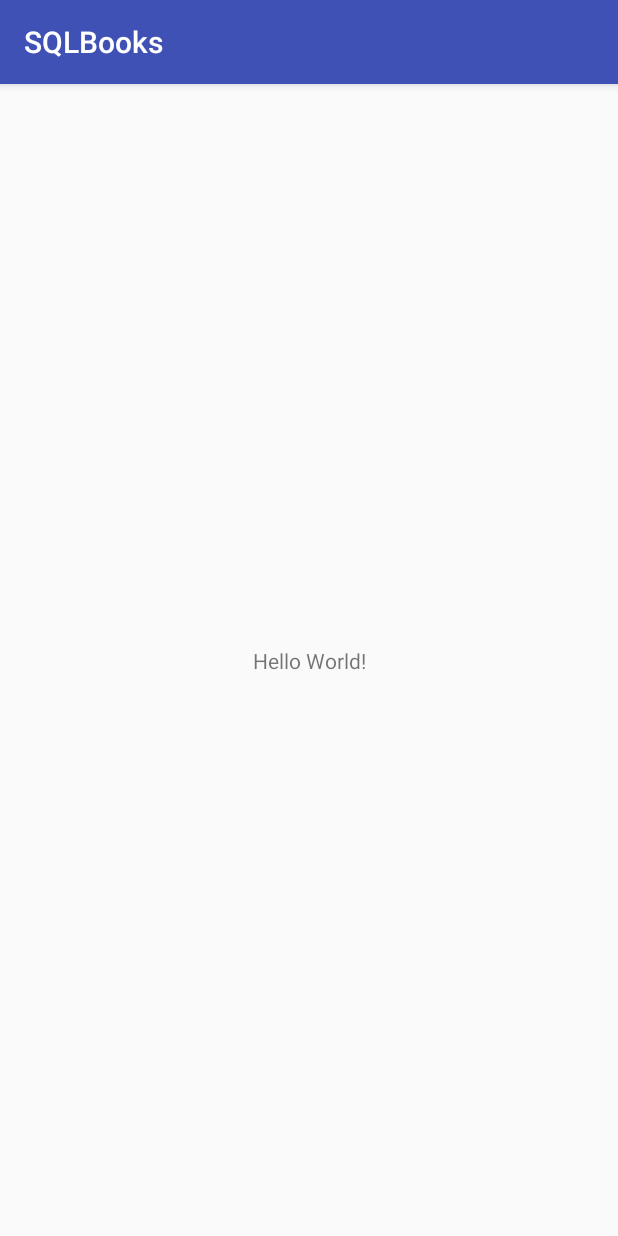
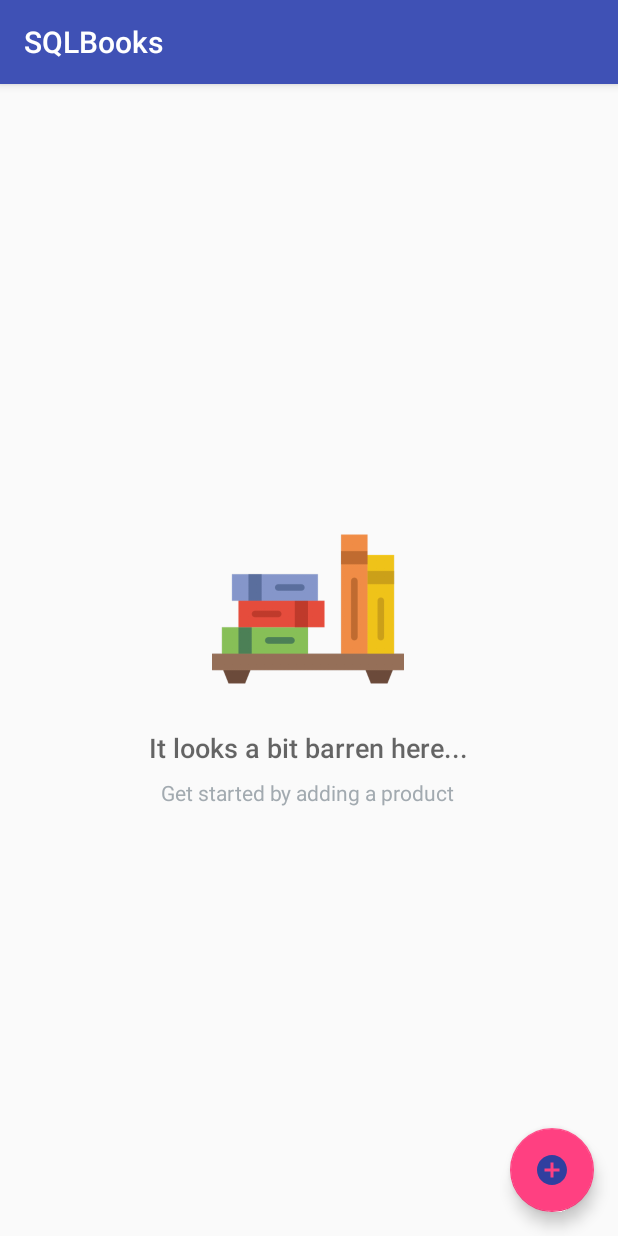
Before and after one commit to patrickjkennedy/SQLBooks, an Android app: the screen it shows after launch (MainActivity before the commit, CatalogActivity after it), on a phone screen of 412 x 824 dp. Run offline under Robolectric (Android 15) with nearby library versions, the phone set to English and light mode, and no system bars.

Commit message:
added layouts for catalog page

```diff
--- a/app/src/main/AndroidManifest.xml
+++ b/app/src/main/AndroidManifest.xml
@@ -9,7 +9,7 @@
         android:roundIcon="@mipmap/ic_launcher_round"
         android:supportsRtl="true"
         android:theme="@style/AppTheme">
-        <activity android:name=".MainActivity">
+        <activity android:name=".CatalogActivity">
             <intent-filter>
                 <action android:name="android.intent.action.MAIN" />
 
--- a/app/src/main/java/com/example/android/sqlbooks/MainActivity.java
+++ b/app/src/main/java/com/example/android/sqlbooks/CatalogActivity.java
@@ -3,7 +3,6 @@ package com.example.android.sqlbooks;
 import android.content.ContentValues;
 import android.database.Cursor;
 import android.database.sqlite.SQLiteDatabase;
-import android.nfc.Tag;
 import android.support.v7.app.AppCompatActivity;
 import android.os.Bundle;
 import android.util.Log;
@@ -11,15 +10,15 @@ import android.util.Log;
 import com.example.android.sqlbooks.data.ProductContract;
 import com.example.android.sqlbooks.data.ProductDbHelper;
 
-public class MainActivity extends AppCompatActivity {
+public class CatalogActivity extends AppCompatActivity {
 
-    private static final String TAG = "MainActivity";
+    private static final String TAG = "CatalogActivity";
 
 
     @Override
     protected void onCreate(Bundle savedInstanceState) {
         super.onCreate(savedInstanceState);
-        setContentView(R.layout.activity_main);
+        setContentView(R.layout.activity_catalog);
 
         // Insert data
         insertData();
--- /dev/null
+++ b/app/src/main/res/drawable/ic_add_circle.xml
@@ -0,0 +1,9 @@
+<vector xmlns:android="http://schemas.android.com/apk/res/android"
+        android:width="24dp"
+        android:height="24dp"
+        android:viewportWidth="24.0"
+        android:viewportHeight="24.0">
+    <path
+        android:fillColor="#FF000000"
+        android:pathData="M12,2C6.48,2 2,6.48 2,12s4.48,10 10,10 10,-4.48 10,-10S17.52,2 12,2zM17,13h-4v4h-2v-4L7,13v-2h4L11,7h2v4h4v2z"/>
+</vector>
--- /dev/null
+++ b/app/src/main/res/layout/activity_catalog.xml
@@ -0,0 +1,75 @@
+<?xml version="1.0" encoding="utf-8"?>
+<!-- Copyright (C) 2016 The Android Open Source Project
+     Licensed under the Apache License, Version 2.0 (the "License");
+     you may not use this file except in compliance with the License.
+     You may obtain a copy of the License at
+          http://www.apache.org/licenses/LICENSE-2.0
+     Unless required by applicable law or agreed to in writing, software
+     distributed under the License is distributed on an "AS IS" BASIS,
+     WITHOUT WARRANTIES OR CONDITIONS OF ANY KIND, either express or implied.
+     See the License for the specific language governing permissions and
+     limitations under the License.
+-->
+<!-- Layout for the list of products -->
+<RelativeLayout
+    xmlns:android="http://schemas.android.com/apk/res/android"
+    xmlns:tools="http://schemas.android.com/tools"
+    android:layout_width="match_parent"
+    android:layout_height="match_parent"
+    tools:context=".CatalogActivity">
+
+    <ListView
+        android:id="@+id/list_view_pet"
+        android:layout_width="match_parent"
+        android:layout_height="match_parent"
+        android:padding="@dimen/activity_margin"/>
+
+    <android.support.design.widget.FloatingActionButton
+        android:id="@+id/fab"
+        android:layout_width="wrap_content"
+        android:layout_height="wrap_content"
+        android:layout_alignParentBottom="true"
+        android:layout_alignParentRight="true"
+        android:layout_margin="@dimen/fab_margin"
+        android:src="@drawable/ic_add_circle"
+        android:tint="@color/colorPrimaryDark"/>
+
+    <!-- Empty view for the list -->
+    <RelativeLayout
+        android:id="@+id/empty_view"
+        android:layout_width="wrap_content"
+        android:layout_height="wrap_content"
+        android:layout_centerInParent="true">
+
+        <ImageView
+            android:id="@+id/empty_shelter_image"
+            android:layout_width="128dp"
+            android:layout_height="128dp"
+            android:layout_centerHorizontal="true"
+            android:src="@drawable/bookshelf"/>
+
+        <TextView
+            android:id="@+id/empty_title_text"
+            android:layout_width="wrap_content"
+            android:layout_height="wrap_content"
+            android:layout_below="@+id/empty_shelter_image"
+            android:layout_centerHorizontal="true"
+            android:fontFamily="sans-serif-medium"
+            android:paddingTop="16dp"
+            android:text="@string/empty_view_title_text"
+            android:textAppearance="?android:textAppearanceMedium"/>
+
+        <TextView
+            android:id="@+id/empty_subtitle_text"
+            android:layout_width="wrap_content"
+            android:layout_height="wrap_content"
+            android:layout_below="@+id/empty_title_text"
+            android:layout_centerHorizontal="true"
+            android:fontFamily="sans-serif"
+            android:paddingTop="8dp"
+            android:text="@string/empty_view_subtitle_text"
+            android:textAppearance="?android:textAppearanceSmall"
+            android:textColor="#A2AAB0"/>
+    </RelativeLayout>
+
+</RelativeLayout>
--- a/app/src/main/res/layout/activity_main.xml
+++ /dev/null
@@ -1,18 +0,0 @@
-<?xml version="1.0" encoding="utf-8"?>
-<android.support.constraint.ConstraintLayout xmlns:android="http://schemas.android.com/apk/res/android"
-    xmlns:app="http://schemas.android.com/apk/res-auto"
-    xmlns:tools="http://schemas.android.com/tools"
-    android:layout_width="match_parent"
-    android:layout_height="match_parent"
-    tools:context="com.example.android.sqlbooks.MainActivity">
-
-    <TextView
-        android:layout_width="wrap_content"
-        android:layout_height="wrap_content"
-        android:text="Hello World!"
-        app:layout_constraintBottom_toBottomOf="parent"
-        app:layout_constraintLeft_toLeftOf="parent"
-        app:layout_constraintRight_toRightOf="parent"
-        app:layout_constraintTop_toTopOf="parent" />
-
-</android.support.constraint.ConstraintLayout>
--- a/app/src/main/res/values/strings.xml
+++ b/app/src/main/res/values/strings.xml
@@ -1,3 +1,7 @@
 <resources>
     <string name="app_name">SQLBooks</string>
+    <string name="empty_view_title_text">It looks a bit barren here...</string>
+    <string name="empty_view_subtitle_text">Get started by adding a product</string>
+    <string name="action_insert_dummy_data">Insert Dummy Data</string>
+    <string name="action_delete_all_entries">Delete All Products</string>
 </resources>
```
Also changed, not shown: app/build.gradle (+5 -3 lines), app/src/main/res/layout/list_item.xml (added, +25 -0 lines), app/src/main/res/menu/menu_catalog.xml (added, +28 -0 lines), app/src/main/res/values/dimens.xml (added, +18 -0 lines), app/src/main/res/drawable-hdpi/bookshelf.png (added), app/src/main/res/drawable-mdpi/bookshelf.png (added), app/src/main/res/drawable-xhdpi/bookshelf.png (added), app/src/main/res/drawable-xxhdpi/bookshelf.png (added), app/src/main/res/drawable-xxxhdpi/bookshelf.png (added).
